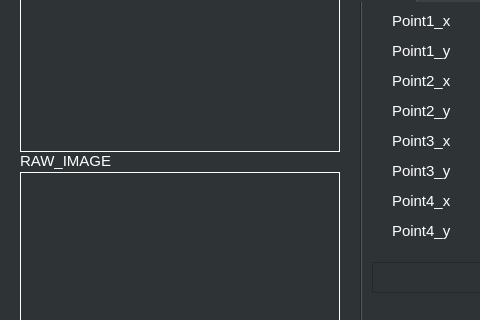
Old version of the form vision.ui in the repository mjlee111/vision_tools; both pictures show x 0 to 480 and y 118 to 438 of the 770 by 600 pixel window.
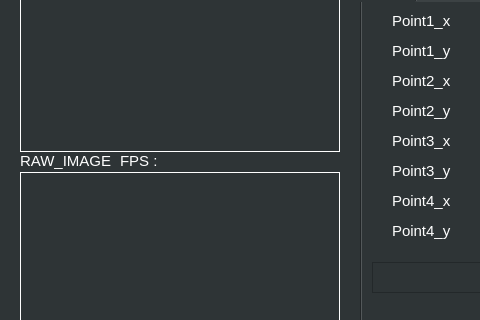
New version of the form.

```diff
--- a/vision.ui
+++ b/vision.ui
@@ -901,6 +901,32 @@
      </widget>
     </widget>
    </widget>
+   <widget class="QLabel" name="label_17">
+    <property name="geometry">
+     <rect>
+      <x>120</x>
+      <y>270</y>
+      <width>41</width>
+      <height>17</height>
+     </rect>
+    </property>
+    <property name="text">
+     <string>FPS :</string>
+    </property>
+   </widget>
+   <widget class="QLabel" name="fps">
+    <property name="geometry">
+     <rect>
+      <x>160</x>
+      <y>270</y>
+      <width>67</width>
+      <height>17</height>
+     </rect>
+    </property>
+    <property name="text">
+     <string/>
+    </property>
+   </widget>
   </widget>
  </widget>
  <layoutdefault spacing="6" margin="11"/>
```
Left out of the diff: 5 changed lines with no effect on the pictures.
